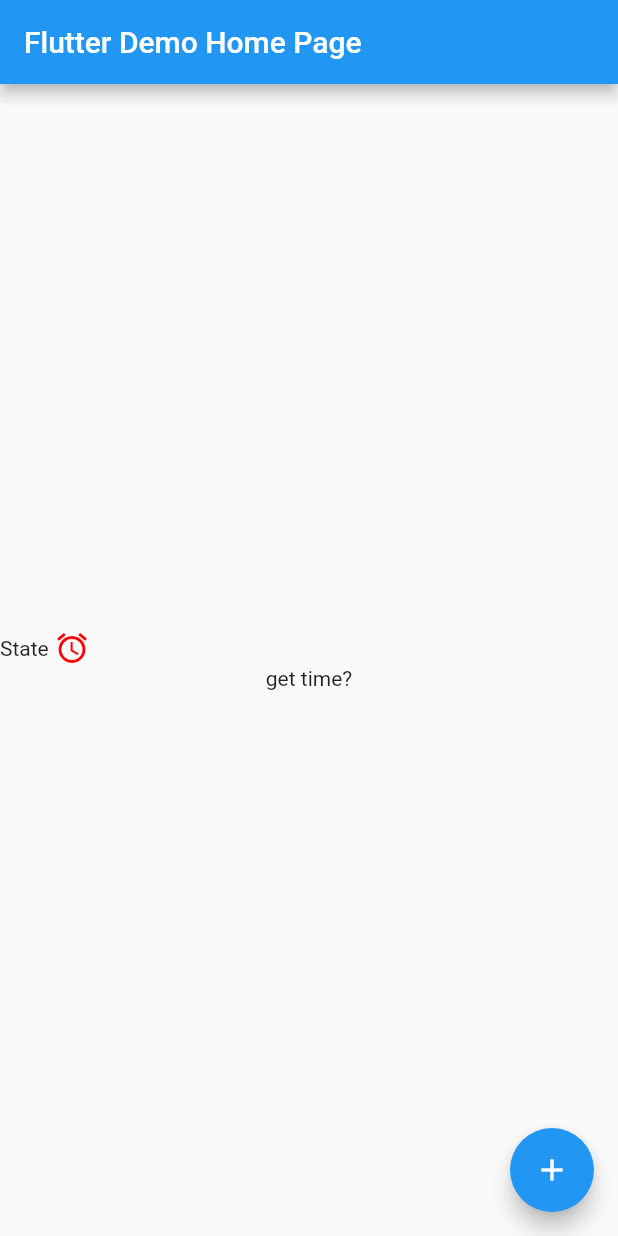
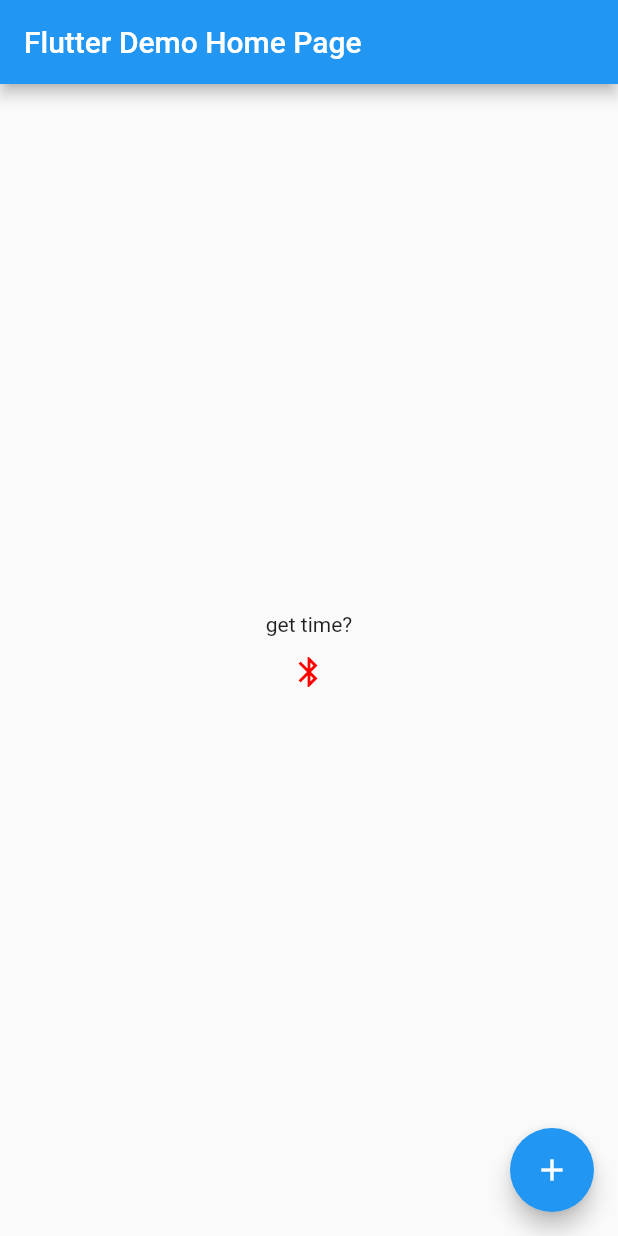
Before and after one commit to sand-knight/android-belt-driver, a Flutter app: the screen it shows after launch, on a phone screen of 412 x 824 dp. Run offline on Flutter 3.47's test engine with Material 2 defaults, Android fonts, the phone set to English and light mode, and no system bars; missing offline and left inert: flutter_reactive_ble.

Commit message:
Experiments 2023/04/23

```diff
--- a/lib/drivers/belt_driver/HappySleep.dart
+++ b/lib/drivers/belt_driver/HappySleep.dart
@@ -26,15 +26,15 @@ class HappySleep_device{
 
   void connect(){
     print('provo');
-    _connectionStateController.addStream(
-      _reactiveBle.connectToAdvertisingDevice(
-        id: deviceID,
-        withServices: [SERVICES.MAIN],
-        prescanDuration: const Duration(seconds: 7),
-        connectionTimeout: const Duration(seconds: 10),
+    // _connectionStateController.addStream(
+    //   _reactiveBle.connectToAdvertisingDevice(
+    //     id: deviceID,
+    //     withServices: [SERVICES.MAIN],
+    //     prescanDuration: const Duration(seconds: 7),
+    //     connectionTimeout: const Duration(seconds: 10),
 
-      )
-    );
+    //   )
+    // );
 
     // connectionStateStream.listen(
     //   (event) {
@@ -69,6 +69,12 @@ class HappySleep_device{
         print(event.toString());
       }
     );
+
+    connectionStateStream.listen(
+      (event){
+        print(event.toString());
+      }
+    );
   }
 
   Future<void> _sendMessage(List<int> message) async {
--- a/lib/main.dart
+++ b/lib/main.dart
@@ -64,11 +64,12 @@ class _MyHomePageState extends State<MyHomePage> {
   @override
   void initState() {
     super.initState();
-    belt.connect();
+    //belt.connect();
     _connectionstate=belt.connectionStateStream;
 
     blePlatform.statusStream.listen(
       (status) {
+        print("Status:\n"+ status.toString());
         if(status == BleStatus.ready){
           setState(
             () {
@@ -149,17 +150,17 @@ class _MyHomePageState extends State<MyHomePage> {
           // horizontal).
           mainAxisAlignment: MainAxisAlignment.center,
           children: <Widget>[
-            Row(
-              children: [
-                const Text("State "),
-                Icon(
-                  Icons.access_alarm,
-                  color: _state==0 ? Color.fromRGBO(255, 0, 0, 1) : ( _state==1 ? Color.fromRGBO(0, 0, 255, 1) :Color.fromRGBO(0, 255, 0, 1) )
-                )
+            // Row(
+            //   children: [
+            //     const Text("State "),
+            //     Icon(
+            //       Icons.access_alarm,
+            //       color: _state==0 ? Color.fromRGBO(255, 0, 0, 1) : ( _state==1 ? Color.fromRGBO(0, 0, 255, 1) :Color.fromRGBO(0, 255, 0, 1) )
+            //     )
 
 
-              ],
-            ),
+            //   ],
+            // ),
             FutureBuilder(
               future: message,
               builder: (BuildContext, m) {
@@ -167,6 +168,11 @@ class _MyHomePageState extends State<MyHomePage> {
                 else return CircularProgressIndicator();
               },
               initialData: "get time?",
+            ),
+            IconButton(
+              onPressed: () => belt.connect(),
+              icon: const Icon(Icons.bluetooth),
+              color: _state==0 ? Color.fromRGBO(255, 0, 0, 1) : ( _state==1 ? Color.fromRGBO(0, 0, 255, 1) :Color.fromRGBO(0, 255, 0, 1) ),
             )
 
           ],
@@ -176,7 +182,8 @@ class _MyHomePageState extends State<MyHomePage> {
         onPressed: _incrementCounter,
         tooltip: 'Increment',
         child: const Icon(Icons.add),
-      ), // This trailing comma makes auto-formatting nicer for build methods.
+      ),
+       // This trailing comma makes auto-formatting nicer for build methods.
     );
   }
 }
```
Also changed, not shown: 3 other files.
